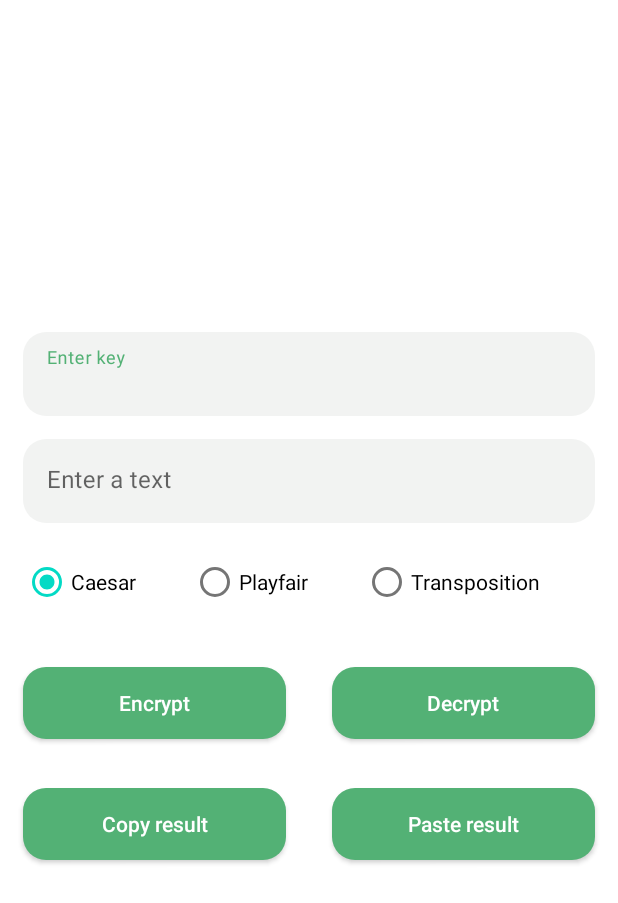
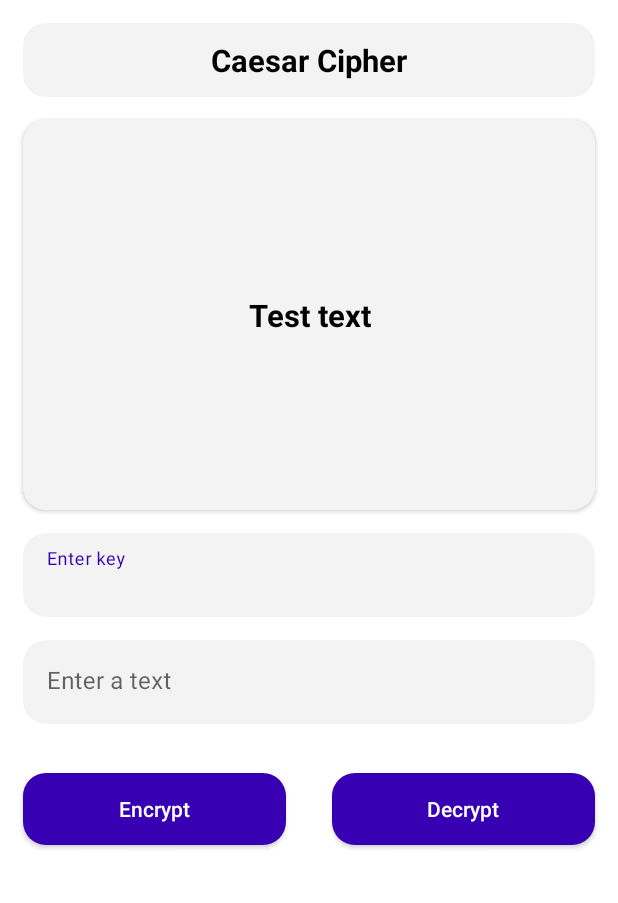
Before and after one commit to omarzer0/Az-Cipher, an Android app: the layout activity_main.xml on its own in the app's theme, with its tools: preview values and no code run, on a phone screen of 412 x 824 dp. Shown: the top 903 px of the screen. Run offline under Robolectric (Android 15) with nearby library versions, the phone set to English and light mode, and no system bars.

```diff
--- a/app/src/main/AndroidManifest.xml
+++ b/app/src/main/AndroidManifest.xml
@@ -7,7 +7,7 @@
         android:icon="@mipmap/ic_launcher"
         android:label="@string/app_name"
         android:roundIcon="@mipmap/ic_launcher_round"
-        android:supportsRtl="true"
+        android:supportsRtl="false"
         android:theme="@style/Theme.AzCypher">
         <activity
             android:name=".MainActivity"
--- a/app/src/main/res/layout/activity_main.xml
+++ b/app/src/main/res/layout/activity_main.xml
@@ -13,18 +13,45 @@
         tools:context=".MainActivity">
 
         <TextView
-            android:id="@+id/result_tv"
-            style="@style/roundTextView"
+            android:id="@+id/cipher_type_text_tv"
             android:layout_width="match_parent"
             android:layout_height="wrap_content"
-            android:layout_marginTop="@dimen/_12sdp"
-            android:layout_marginBottom="@dimen/_25sdp"
-            android:visibility="invisible"
-            app:layout_constraintBottom_toTopOf="@+id/guideline2"
+            android:layout_margin="@dimen/_12sdp"
+            android:background="@drawable/four_corner_background"
+            android:backgroundTint="@color/gray"
+            android:gravity="center"
+            android:padding="@dimen/_8sdp"
+            android:text="@string/choose_a_cipher"
+            android:textColor="@color/black"
+            android:textSize="@dimen/_16ssp"
+            android:textStyle="bold"
             app:layout_constraintEnd_toEndOf="parent"
             app:layout_constraintStart_toStartOf="parent"
-            app:layout_constraintTop_toTopOf="parent"
-            tools:text="test text" />
+            app:layout_constraintTop_toTopOf="parent" />
+
+        <androidx.cardview.widget.CardView
+            android:id="@+id/result_cv"
+            android:layout_width="match_parent"
+            android:layout_height="@dimen/_200sdp"
+            android:layout_margin="@dimen/_12sdp"
+            android:visibility="visible"
+            app:cardCornerRadius="@dimen/_12sdp"
+            app:layout_constraintEnd_toEndOf="parent"
+            app:layout_constraintStart_toStartOf="parent"
+            app:layout_constraintTop_toBottomOf="@+id/cipher_type_text_tv">
+
+            <TextView
+                android:id="@+id/result_tv"
+                android:layout_width="match_parent"
+                android:layout_height="match_parent"
+                android:background="@color/gray"
+                android:gravity="center"
+                android:padding="@dimen/_25sdp"
+                android:textColor="@color/black"
+                android:textSize="@dimen/_16ssp"
+                android:textStyle="bold"
+                tools:text="Test text" />
+        </androidx.cardview.widget.CardView>
 
         <com.google.android.material.textfield.TextInputLayout
             android:id="@+id/key_input_layout"
@@ -32,7 +59,7 @@
             android:hint="@string/enter_key"
             app:layout_constraintEnd_toEndOf="parent"
             app:layout_constraintStart_toStartOf="parent"
-            app:layout_constraintTop_toTopOf="@+id/guideline2">
+            app:layout_constraintTop_toBottomOf="@+id/result_cv">
 
             <com.google.android.material.textfield.TextInputEditText
                 android:id="@+id/key_et"
@@ -56,40 +83,6 @@
                 android:inputType="text" />
         </com.google.android.material.textfield.TextInputLayout>
 
-        <RadioGroup
-            android:id="@+id/radioGroup"
-            android:layout_width="0dp"
-            android:layout_height="wrap_content"
-            android:layout_marginTop="@dimen/_12sdp"
-            android:orientation="horizontal"
-            android:weightSum="3"
-            app:layout_constraintEnd_toEndOf="@+id/text_input_layout"
-            app:layout_constraintStart_toStartOf="@+id/text_input_layout"
-            app:layout_constraintTop_toBottomOf="@+id/text_input_layout">
-
-            <RadioButton
-                android:id="@+id/caesar_rbtn"
-                android:layout_width="wrap_content"
-                android:layout_height="wrap_content"
-                android:layout_weight="1"
-                android:checked="true"
-                android:text="@string/caesar" />
-
-            <RadioButton
-                android:id="@+id/playfair_rbtn"
-                android:layout_width="wrap_content"
-                android:layout_height="wrap_content"
-                android:layout_weight="1"
-                android:text="@string/playfair" />
-
-            <RadioButton
-                android:id="@+id/transposition_rbtn"
-                android:layout_width="wrap_content"
-                android:layout_height="wrap_content"
-                android:layout_weight="1"
-                android:text="@string/transposition" />
-        </RadioGroup>
-
         <Button
             android:id="@+id/encrypt_btn"
             style="@style/roundButton"
@@ -102,7 +95,7 @@
             app:layout_constraintEnd_toStartOf="@+id/decrypt_btn"
             app:layout_constraintHorizontal_bias="0.5"
             app:layout_constraintStart_toStartOf="parent"
-            app:layout_constraintTop_toBottomOf="@+id/radioGroup" />
+            app:layout_constraintTop_toBottomOf="@+id/text_input_layout" />
 
         <Button
             android:id="@+id/decrypt_btn"
@@ -118,42 +111,5 @@
             app:layout_constraintStart_toEndOf="@+id/encrypt_btn"
             app:layout_constraintTop_toTopOf="@+id/encrypt_btn" />
 
-        <Button
-            android:id="@+id/copy_btn"
-            style="@style/roundButton"
-            android:layout_width="0dp"
-            android:layout_height="wrap_content"
-            android:layout_marginTop="@dimen/_25sdp"
-            android:layout_marginBottom="@dimen/_25sdp"
-            android:paddingStart="@dimen/_25sdp"
-            android:paddingEnd="@dimen/_25sdp"
-            android:text="@string/copy_result"
-            app:layout_constraintBottom_toBottomOf="parent"
-            app:layout_constraintEnd_toStartOf="@+id/paste_btn"
-            app:layout_constraintHorizontal_bias="0.5"
-            app:layout_constraintStart_toStartOf="parent"
-            app:layout_constraintTop_toBottomOf="@+id/encrypt_btn"
-            app:layout_constraintVertical_bias="0" />
-
-        <Button
-            android:id="@+id/paste_btn"
-            style="@style/roundButton"
-            android:layout_width="0dp"
-            android:layout_height="wrap_content"
-            android:paddingStart="@dimen/_25sdp"
-            android:paddingEnd="@dimen/_25sdp"
-            android:text="@string/paste_result"
-            app:layout_constraintBottom_toBottomOf="@+id/copy_btn"
-            app:layout_constraintEnd_toEndOf="parent"
-            app:layout_constraintHorizontal_bias="0.5"
-            app:layout_constraintStart_toEndOf="@+id/copy_btn"
-            app:layout_constraintTop_toTopOf="@+id/copy_btn" />
-
-        <androidx.constraintlayout.widget.Guideline
-            android:id="@+id/guideline2"
-            android:layout_width="wrap_content"
-            android:layout_height="wrap_content"
-            android:orientation="horizontal"
-            app:layout_constraintGuide_percent="0.25" />
     </androidx.constraintlayout.widget.ConstraintLayout>
 </androidx.core.widget.NestedScrollView>
--- a/app/src/main/res/values/colors.xml
+++ b/app/src/main/res/values/colors.xml
@@ -9,6 +9,6 @@
     <color name="white">#FFFFFFFF</color>
     <color name="gray">#F2F3F2</color>
 
-    <color name="mainColor">#53B175</color>
-    <color name="secondaryColor">#43A047</color>
+    <color name="mainColor">@color/purple_700</color>
+    <color name="secondaryColor">@color/purple_700</color>
 </resources>
--- a/app/src/main/res/values/strings.xml
+++ b/app/src/main/res/values/strings.xml
@@ -1,5 +1,5 @@
 <resources>
-    <string name="app_name">AzCipher</string>
+    <string name="app_name">Great Cipher</string>
     <string name="enter_text">Enter a text</string>
     <string name="caesar">Caesar</string>
     <string name="playfair">Playfair</string>
@@ -9,4 +9,6 @@
     <string name="copy_result">Copy result</string>
     <string name="paste_result">Paste result</string>
     <string name="enter_key">Enter key</string>
+    <string name="select_cipher">Select cipher</string>
+    <string name="choose_a_cipher">Caesar Cipher</string>
 </resources>
--- a/app/src/main/res/values/themes.xml
+++ b/app/src/main/res/values/themes.xml
@@ -6,13 +6,13 @@
         <item name="colorPrimaryVariant">@color/purple_700</item>
         <item name="colorOnPrimary">@color/white</item>
         <!-- Secondary brand color. -->
-        <item name="colorSecondary">@color/teal_200</item>
+        <item name="colorSecondary">@color/mainColor</item>
         <item name="colorSecondaryVariant">@color/teal_700</item>
         <item name="colorOnSecondary">@color/black</item>
         <!-- Status bar color. -->
 <!--        <item name="android:statusBarColor" tools:targetApi="l">?attr/colorPrimaryVariant</item>-->
         <!-- Customize your theme here. -->
-        <item name="android:statusBarColor">@color/secondaryColor</item>
+        <item name="android:statusBarColor">@color/mainColor</item>
 
     </style>
 
```
Also changed, not shown: app/src/main/java/az/zero/azcypher/MainActivity.kt (+38 -27 lines), app/src/main/res/menu/main_menu.xml (added, +17 -0 lines).
